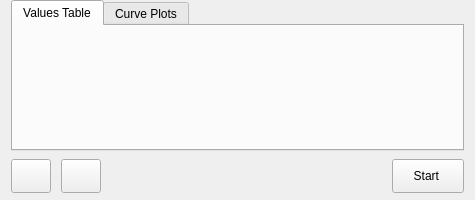
Comer352L/FreeSSM, file ui/CUcontent_MBsSWs.ui: the form before one commit.
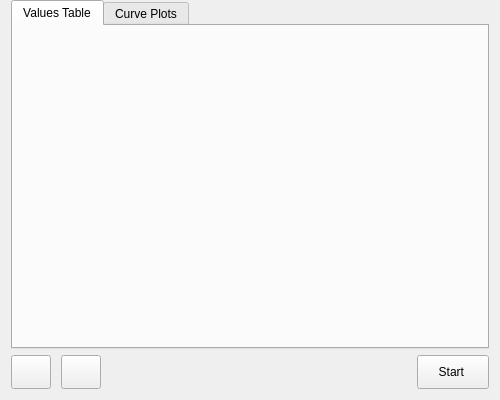
The form after the commit. Icons and pictures are not drawn.

Commit message: Rework/unify/finetune layouts of the CU dialog content widgets

Patch:
```diff
--- a/ui/CUcontent_MBsSWs.ui
+++ b/ui/CUcontent_MBsSWs.ui
@@ -6,14 +6,20 @@
    <rect>
     <x>0</x>
     <y>0</y>
-    <width>475</width>
-    <height>200</height>
+    <width>500</width>
+    <height>400</height>
    </rect>
   </property>
+  <property name="sizePolicy">
+   <sizepolicy hsizetype="Preferred" vsizetype="Preferred">
+    <horstretch>0</horstretch>
+    <verstretch>0</verstretch>
+   </sizepolicy>
+  </property>
   <property name="minimumSize">
    <size>
-    <width>475</width>
-    <height>200</height>
+    <width>0</width>
+    <height>0</height>
    </size>
   </property>
   <property name="font">
@@ -26,30 +32,17 @@
    <string>Measuring Blocks</string>
   </property>
   <layout class="QVBoxLayout" name="verticalLayout">
-   <property name="spacing">
-    <number>0</number>
-   </property>
    <property name="topMargin">
     <number>0</number>
    </property>
-   <property name="bottomMargin">
-    <number>7</number>
-   </property>
-   <item>
-    <layout class="QHBoxLayout" name="horizontalLayout">
-     <property name="spacing">
-      <number>-1</number>
-     </property>
-     <property name="topMargin">
-      <number>0</number>
-     </property>
-     <property name="bottomMargin">
-      <number>0</number>
-     </property>
-    </layout>
-   </item>
    <item>
     <widget class="QTabWidget" name="MBSWviews_tabWidget">
+     <property name="sizePolicy">
+      <sizepolicy hsizetype="MinimumExpanding" vsizetype="MinimumExpanding">
+       <horstretch>0</horstretch>
+       <verstretch>0</verstretch>
+      </sizepolicy>
+     </property>
      <property name="currentIndex">
       <number>0</number>
      </property>
@@ -86,9 +79,6 @@
      <property name="spacing">
       <number>10</number>
      </property>
-     <property name="topMargin">
-      <number>8</number>
-     </property>
      <property name="bottomMargin">
       <number>0</number>
      </property>
```
The commit also changes 6 other files.
